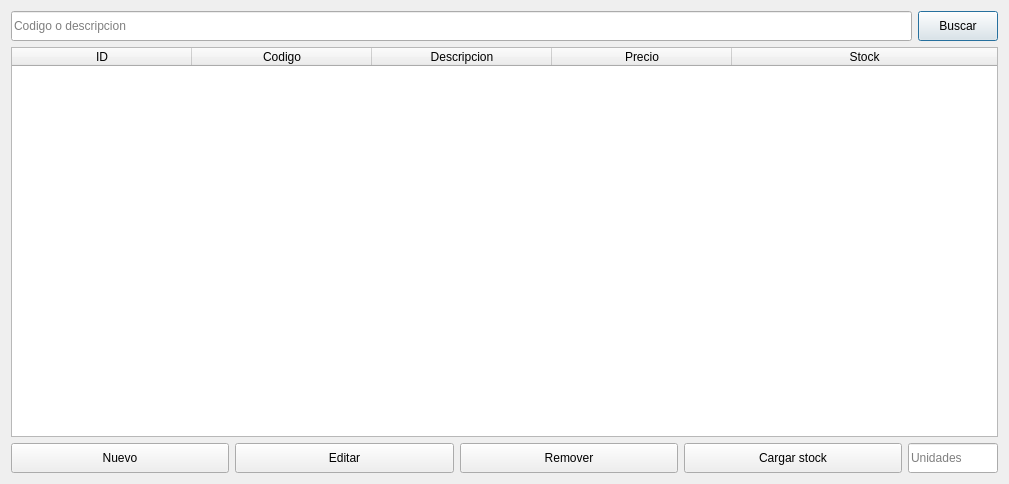
Old version of the form uis/interfazGestorProductos.ui in the repository schulz-franco/gestor_de_ventas.
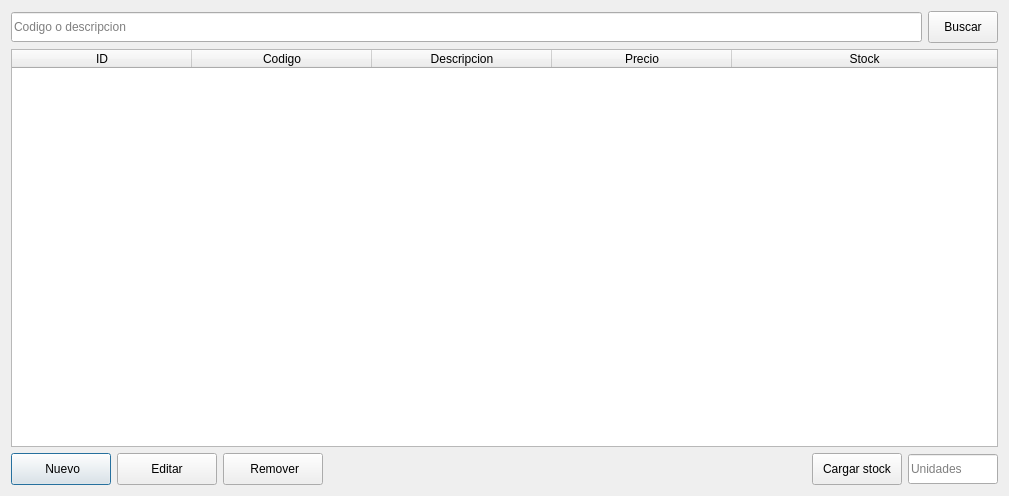
New version of the form. Icons and pictures are not drawn.

Patch:
```diff
--- a/uis/interfazGestorProductos.ui
+++ b/uis/interfazGestorProductos.ui
@@ -7,7 +7,7 @@
     <x>0</x>
     <y>0</y>
     <width>1009</width>
-    <height>484</height>
+    <height>496</height>
    </rect>
   </property>
   <property name="windowTitle">
@@ -86,11 +86,17 @@
           </widget>
          </item>
          <item>
-          <widget class="QPushButton" name="btn_buscar">
+          <widget class="QToolButton" name="btn_buscar">
            <property name="minimumSize">
             <size>
-             <width>0</width>
-             <height>30</height>
+             <width>70</width>
+             <height>32</height>
+            </size>
+           </property>
+           <property name="maximumSize">
+            <size>
+             <width>16777215</width>
+             <height>32</height>
             </size>
            </property>
            <property name="cursor">
@@ -99,6 +105,16 @@
            <property name="text">
             <string>Buscar</string>
            </property>
+           <property name="icon">
+            <iconset resource="../resources.qrc">
+             <normaloff>:/assets/assets/buscar.png</normaloff>:/assets/assets/buscar.png</iconset>
+           </property>
+           <property name="iconSize">
+            <size>
+             <width>24</width>
+             <height>24</height>
+            </size>
+           </property>
           </widget>
          </item>
         </layout>
@@ -224,26 +240,60 @@
          </property>
          <item>
           <widget class="QPushButton" name="btn_nuevo">
+           <property name="sizePolicy">
+            <sizepolicy hsizetype="Fixed" vsizetype="Fixed">
+             <horstretch>0</horstretch>
+             <verstretch>0</verstretch>
+            </sizepolicy>
+           </property>
            <property name="minimumSize">
             <size>
-             <width>0</width>
-             <height>30</height>
+             <width>100</width>
+             <height>32</height>
+            </size>
+           </property>
+           <property name="maximumSize">
+            <size>
+             <width>16777215</width>
+             <height>32</height>
             </size>
            </property>
            <property name="cursor">
             <cursorShape>PointingHandCursor</cursorShape>
            </property>
            <property name="text">
-            <string>Nuevo</string>
+            <string> Nuevo</string>
+           </property>
+           <property name="icon">
+            <iconset resource="../resources.qrc">
+             <normaloff>:/assets/assets/nuevo.png</normaloff>:/assets/assets/nuevo.png</iconset>
+           </property>
+           <property name="iconSize">
+            <size>
+             <width>30</width>
+             <height>20</height>
+            </size>
            </property>
           </widget>
          </item>
          <item>
           <widget class="QPushButton" name="btn_editar">
+           <property name="sizePolicy">
+            <sizepolicy hsizetype="Fixed" vsizetype="Fixed">
+             <horstretch>0</horstretch>
+             <verstretch>0</verstretch>
+            </sizepolicy>
+           </property>
            <property name="minimumSize">
             <size>
-             <width>0</width>
-             <height>30</height>
+             <width>100</width>
+             <height>32</height>
+            </size>
+           </property>
+           <property name="maximumSize">
+            <size>
+             <width>16777215</width>
+             <height>32</height>
             </size>
            </property>
            <property name="cursor">
@@ -252,30 +302,81 @@
            <property name="text">
             <string>Editar</string>
            </property>
+           <property name="icon">
+            <iconset resource="../resources.qrc">
+             <normaloff>:/assets/assets/editar.png</normaloff>:/assets/assets/editar.png</iconset>
+           </property>
+           <property name="iconSize">
+            <size>
+             <width>30</width>
+             <height>20</height>
+            </size>
+           </property>
           </widget>
          </item>
          <item>
           <widget class="QPushButton" name="btn_remover">
+           <property name="sizePolicy">
+            <sizepolicy hsizetype="Fixed" vsizetype="Fixed">
+             <horstretch>0</horstretch>
+             <verstretch>0</verstretch>
+            </sizepolicy>
+           </property>
            <property name="minimumSize">
             <size>
-             <width>0</width>
-             <height>30</height>
+             <width>100</width>
+             <height>32</height>
+            </size>
+           </property>
+           <property name="maximumSize">
+            <size>
+             <width>16777215</width>
+             <height>32</height>
             </size>
            </property>
            <property name="cursor">
             <cursorShape>PointingHandCursor</cursorShape>
            </property>
            <property name="text">
-            <string>Remover</string>
+            <string> Remover</string>
+           </property>
+           <property name="icon">
+            <iconset resource="../resources.qrc">
+             <normaloff>:/assets/assets/menos.png</normaloff>:/assets/assets/menos.png</iconset>
+           </property>
+           <property name="iconSize">
+            <size>
+             <width>30</width>
+             <height>20</height>
+            </size>
            </property>
           </widget>
          </item>
+         <item>
+          <spacer name="horizontalSpacer">
+           <property name="orientation">
+            <enum>Qt::Horizontal</enum>
+           </property>
+           <property name="sizeHint" stdset="0">
+            <size>
+             <width>40</width>
+             <height>20</height>
+            </size>
+           </property>
+          </spacer>
+         </item>
          <item>
           <widget class="QPushButton" name="btn_cargar_stock">
            <property name="minimumSize">
             <size>
-             <width>0</width>
-             <height>30</height>
+             <width>90</width>
+             <height>32</height>
+            </size>
+           </property>
+           <property name="maximumSize">
+            <size>
+             <width>16777215</width>
+             <height>32</height>
             </size>
            </property>
            <property name="cursor">
```
Left out of the diff: 4 changed lines with no effect on the pictures.
